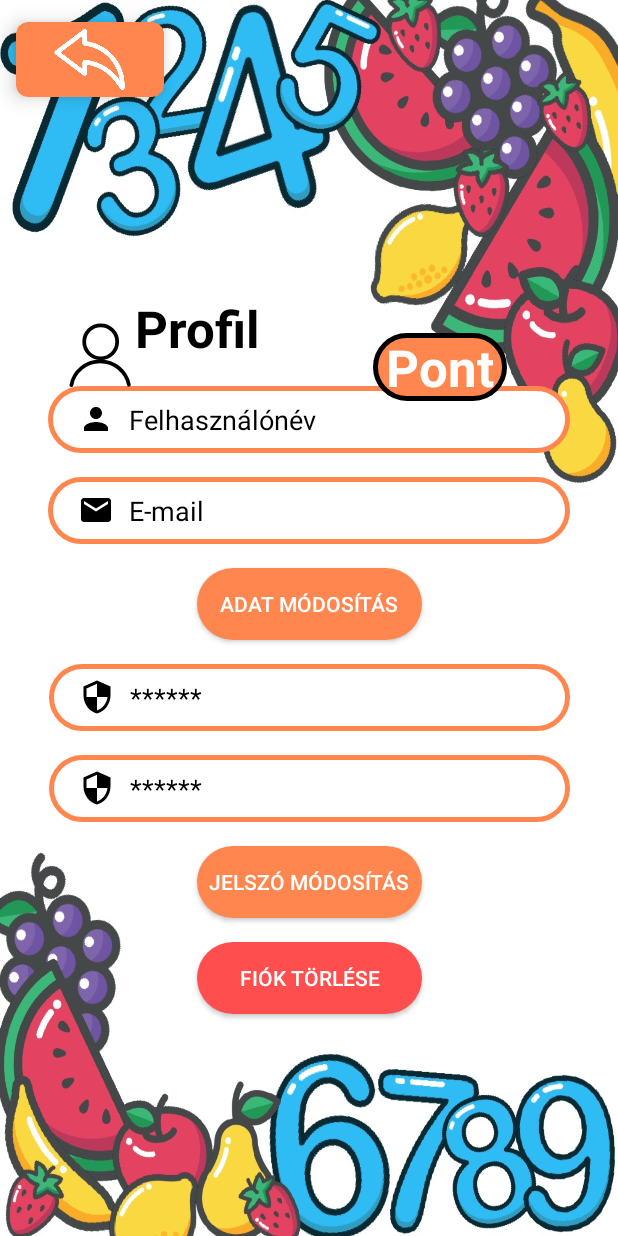
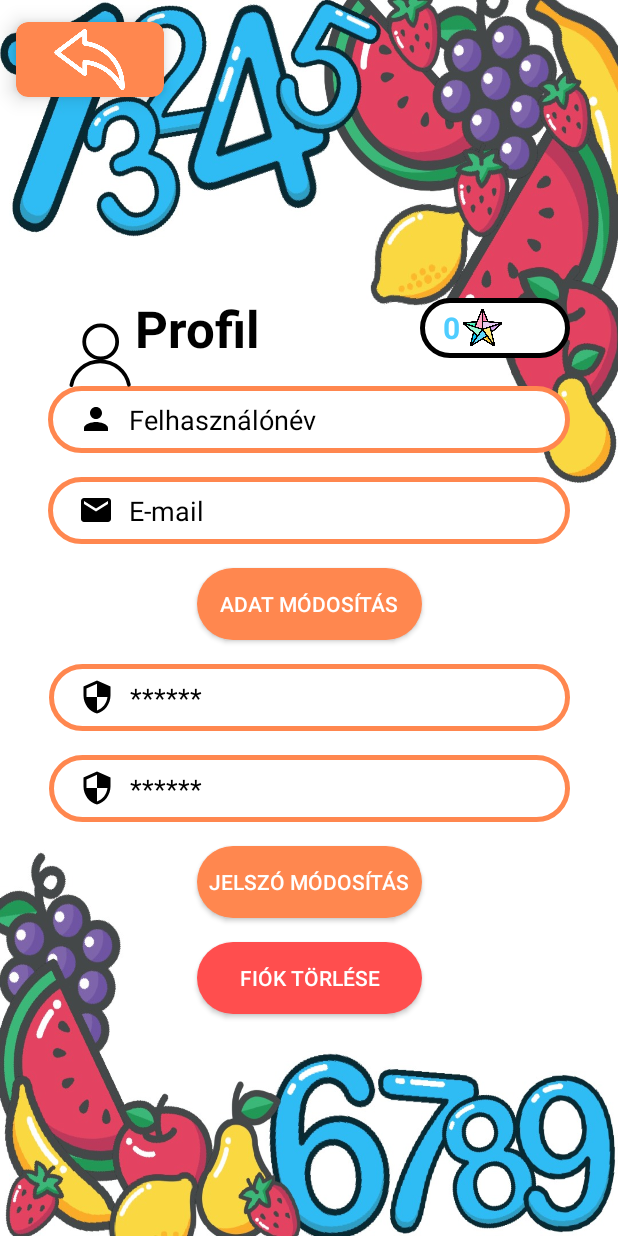
Before and after one commit to KulcsarVivi/Android-application, an Android app: the ProfileActivity screen opened directly, with no data from a screen before it, on a phone screen of 412 x 824 dp. Run offline under Robolectric (Android 15) with nearby library versions, the phone set to English and light mode, and no system bars; our stand-ins replace Firebase (no records; nobody signed in at launch, a user with empty details on screens opened directly).

Commit message:
Hibakezelés, összpontszám megjelenítése a profilban

```diff
--- a/app/src/main/AndroidManifest.xml
+++ b/app/src/main/AndroidManifest.xml
@@ -10,6 +10,9 @@
         android:roundIcon="@mipmap/ic_launcher_round"
         android:supportsRtl="true"
         android:theme="@style/Theme.PlayfulMath">
+        <activity
+            android:name=".LoadingActivity"
+            android:exported="false" />
         <activity
             android:name=".ForgotPasswordActivity"
             android:exported="false" />
--- a/app/src/main/java/com/example/playfulmath/GameActivity.java
+++ b/app/src/main/java/com/example/playfulmath/GameActivity.java
@@ -8,11 +8,13 @@ import android.content.Intent;
 import android.net.Uri;
 import android.os.Bundle;
 import android.os.Handler;
+import android.util.Log;
 import android.view.Gravity;
 import android.view.View;
 import android.view.WindowManager;
 import android.widget.ImageView;
 import android.widget.TextView;
+import android.widget.Toast;
 
 import com.example.playfulmath.model.GameModel;
 import com.google.android.gms.tasks.OnSuccessListener;
@@ -126,7 +128,8 @@ public class GameActivity extends AppCompatActivity {
             }
             @Override
             public void onCancelled(DatabaseError databaseError) {
-                // hibakezelés
+                Log.e("GameActivity", "Hiba történt az adatok lekérése során: " + databaseError.getMessage());
+                Toast.makeText(GameActivity.this, "Hiba történt az adatok lekérése során: " + databaseError.getMessage(), Toast.LENGTH_SHORT).show();
             }
         });
 
--- a/app/src/main/java/com/example/playfulmath/LoginActivity.java
+++ b/app/src/main/java/com/example/playfulmath/LoginActivity.java
@@ -28,7 +28,6 @@ public class LoginActivity extends AppCompatActivity {
     private TextView registerBtn, loginForgotPasswordTextView;
     private EditText loginEmailEditText, loginPasswordEditText;
     private Button loginBtn;
-    //Ez lehetne static is?
     private FirebaseAuth mAuth;
     private ProgressDialog mLoadingBar;
 
--- a/app/src/main/java/com/example/playfulmath/ProfileActivity.java
+++ b/app/src/main/java/com/example/playfulmath/ProfileActivity.java
@@ -11,6 +11,7 @@ import android.util.Log;
 import android.view.View;
 import android.widget.Button;
 import android.widget.EditText;
+import android.widget.TextView;
 import android.widget.Toast;
 
 import com.google.android.gms.tasks.OnCompleteListener;
@@ -29,6 +30,7 @@ public class ProfileActivity extends AppCompatActivity implements View.OnClickLi
 
     private Button changeDataButton, changePasswordButton,deleteButton;
     private EditText profileUsernameEditText, profileEmailEditText, profilePasswordEditText, profileConfirmPasswordEditText;
+    private TextView profilePointTextView;
     private CardView backButton;
     @Override
     protected void onCreate(Bundle savedInstanceState) {
@@ -44,6 +46,7 @@ public class ProfileActivity extends AppCompatActivity implements View.OnClickLi
         profileEmailEditText = (EditText) findViewById(R.id.profileEmailEditText);
         profilePasswordEditText = (EditText) findViewById(R.id.profilePasswordEditText);
         profileConfirmPasswordEditText = (EditText) findViewById(R.id.profileConfirmPasswordEditText);
+        profilePointTextView = findViewById(R.id.profilePointTextView);
 
         loadUserData();
 
@@ -170,11 +173,13 @@ public class ProfileActivity extends AppCompatActivity implements View.OnClickLi
                     String email = dataSnapshot.child("email").getValue(String.class);
                     String password = dataSnapshot.child("password").getValue(String.class);
                     String confirmPassword = dataSnapshot.child("password").getValue(String.class);
+                    int score = dataSnapshot.child("score").getValue(Integer.class);
 
                     profileUsernameEditText.setText(username);
                     profileEmailEditText.setText(email);
                     profilePasswordEditText.setText(password);
                     profileConfirmPasswordEditText.setText(confirmPassword);
+                    profilePointTextView.setText(String.valueOf(score));
                 }
             }
             @Override
--- a/app/src/main/java/com/example/playfulmath/ResultActivity.java
+++ b/app/src/main/java/com/example/playfulmath/ResultActivity.java
@@ -3,11 +3,15 @@ package com.example.playfulmath;
 import androidx.appcompat.app.AppCompatActivity;
 import androidx.cardview.widget.CardView;
 
+import android.app.AlertDialog;
+import android.content.DialogInterface;
 import android.content.Intent;
 import android.graphics.Color;
 import android.os.Bundle;
+import android.util.Log;
 import android.view.View;
 import android.widget.TextView;
+import android.widget.Toast;
 
 import com.example.playfulmath.model.ProfileModel;
 import com.google.firebase.auth.FirebaseAuth;
@@ -91,12 +95,17 @@ public class ResultActivity extends AppCompatActivity {
                     databaseRef.child(profileModel.getUserID()).child("score").setValue(newScore);
                     resultTotalScoreTextView.setText(String.valueOf(newScore));
                 }
+                else {
+                    Toast.makeText(ResultActivity.this, "Nem található ilyen adat az adatbázisban.", Toast.LENGTH_SHORT).show();
+                }
             }
 
             @Override
             public void onCancelled(DatabaseError databaseError) {
-                // Hibakezelés
+                Log.e("ResultActivity", "Hiba történt az adatok lekérése során: " + databaseError.getMessage());
+                Toast.makeText(ResultActivity.this, "Hiba történt az adatok lekérése során: " + databaseError.getMessage(), Toast.LENGTH_SHORT).show();
             }
         });
     }
+
 }
--- a/app/src/main/res/layout/activity_profile.xml
+++ b/app/src/main/res/layout/activity_profile.xml
@@ -206,19 +206,35 @@
             tools:layout_editor_absoluteY="575dp" />
     </LinearLayout>
 
-    <TextView
-        android:id="@+id/profilePointTextView"
-        android:layout_width="wrap_content"
-        android:layout_height="wrap_content"
-        android:layout_marginBottom="335dp"
-        android:background="@drawable/textview_bg"
-        android:text=" Pont "
-        android:textColor="@color/white"
-        android:textSize="34sp"
-        android:textStyle="bold"
-        app:layout_constraintBottom_toBottomOf="parent"
+    <RelativeLayout
+        android:layout_width="100dp"
+        android:layout_height="40dp"
+        android:background="@drawable/title_bg"
+        android:layout_marginRight="32dp"
+        app:layout_constraintBottom_toBottomOf="@+id/profileTextView"
         app:layout_constraintEnd_toEndOf="parent"
-        app:layout_constraintStart_toEndOf="@+id/profileTextView"
-        app:layout_constraintTop_toTopOf="parent" />
+        app:layout_constraintTop_toTopOf="@+id/profileTextView">
+
+        <TextView
+            android:id="@+id/profilePointTextView"
+            android:layout_width="wrap_content"
+            android:layout_height="wrap_content"
+            android:layout_alignParentLeft="true"
+            android:layout_centerVertical="true"
+            android:layout_marginLeft="15dp"
+            android:layout_marginTop="5dp"
+            android:text="0"
+            android:textColor="@color/blue"
+            android:textSize="20dp"
+            android:textStyle="bold" />
+
+        <ImageView
+            android:layout_width="30dp"
+            android:layout_height="30dp"
+            android:layout_centerVertical="true"
+            android:layout_marginTop="3dp"
+            android:layout_toRightOf="@+id/profilePointTextView"
+            android:src="@drawable/star_icon" />
+    </RelativeLayout>
 
 </androidx.constraintlayout.widget.ConstraintLayout>
```
